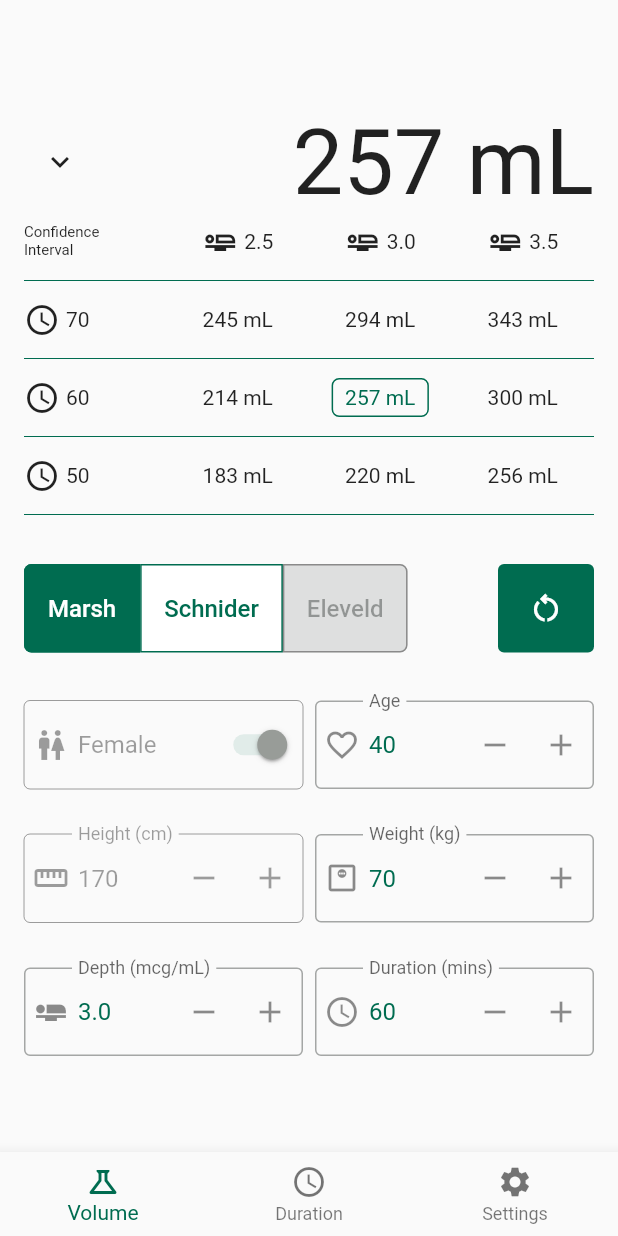
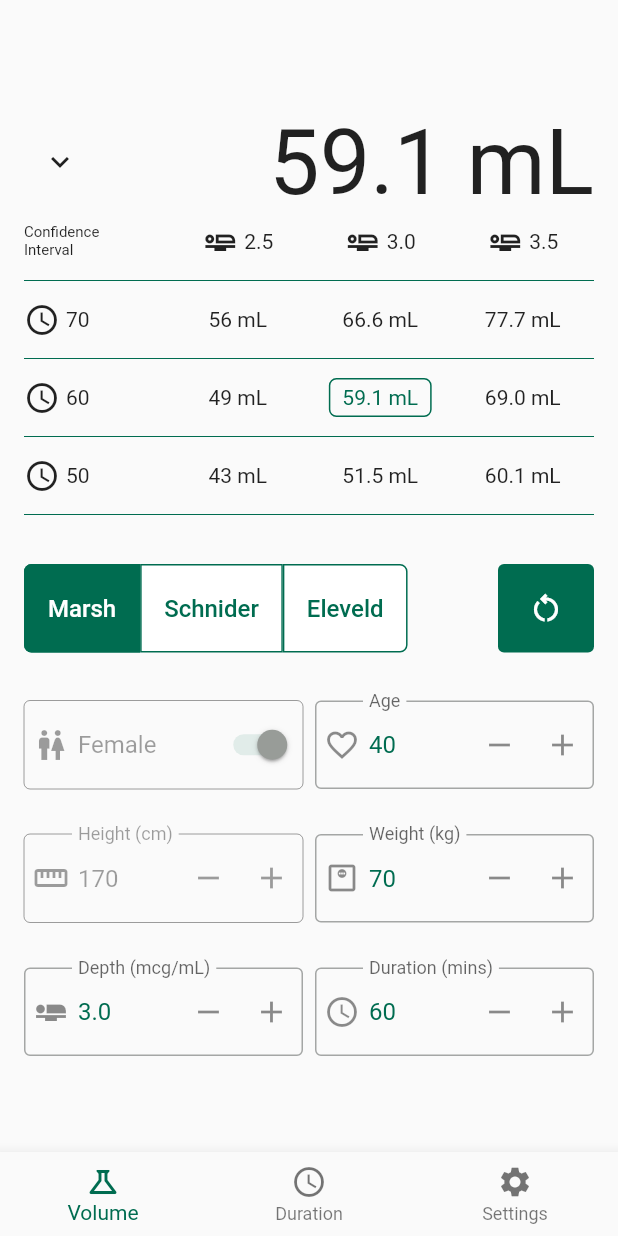
Before and after one commit to Propofol-Dream/propofol_dreams_app, a Flutter app: the screen it shows after launch, after a tap on the "expand less" icon, on a phone screen of 412 x 824 dp. Run offline on Flutter 3.47's test engine with Material 2 defaults, Android fonts, the light colour scheme and no system bars.

Commit message:
fixed age

```diff
--- a/lib/constants.dart
+++ b/lib/constants.dart
@@ -1,11 +1,12 @@
 import 'package:flutter/material.dart';
+
+const numOfDigits = 1;
 
 const horizontalSidesPaddingPixel = 16.0;
 
 const PDTableRowHeight = 36.0;
 
-const Map<int, Color> colorPDGreen =
-{
+const Map<int, Color> colorPDGreen = {
   50: Color.fromRGBO(8, 108, 80, .1),
   100: Color.fromRGBO(8, 108, 80, .2),
   200: Color.fromRGBO(8, 108, 80, .3),
@@ -20,10 +21,7 @@ const Map<int, Color> colorPDGreen =
 
 const MaterialColor PDGreen = MaterialColor(0xFF006C50, colorPDGreen);
 
-
-
-const Map<int, Color> colorPDNavy =
-{
+const Map<int, Color> colorPDNavy = {
   50: Color.fromRGBO(63, 99, 117, .1),
   100: Color.fromRGBO(63, 99, 117, .2),
   200: Color.fromRGBO(63, 99, 117, .3),
@@ -38,8 +36,7 @@ const Map<int, Color> colorPDNavy =
 
 const MaterialColor PDNavy = MaterialColor(0xFF3F6375, colorPDNavy);
 
-const Map<int, Color> colorPDRed =
-{
+const Map<int, Color> colorPDRed = {
   50: Color.fromRGBO(186, 27, 27, .1),
   100: Color.fromRGBO(186, 27, 27, .2),
   200: Color.fromRGBO(186, 27, 27, .3),
@@ -57,22 +54,21 @@ const MaterialColor PDRed = MaterialColor(0xFFBA1B1B, colorPDRed);
 enum Model {
   Marsh(minAge: 17, maxAge: 100, target: Target.Plasma),
   Schnider(minAge: 17, maxAge: 100, target: Target.EffectSite),
-  Eleveld(minAge:1, maxAge: 100, target: Target.EffectSite, enabled: false),
+  Eleveld(minAge: 1, maxAge: 105, target: Target.EffectSite),
   Paedfusor(minAge: 1, maxAge: 16, target: Target.Plasma),
-  Kataria(minAge: 3, maxAge: 11, target: Target.Plasma),
-  Zhong(minAge: 0,maxAge: 999, target: Target.Plasma),
-  Xu(minAge: 0,maxAge: 999, target: Target.Plasma);
+  Kataria(minAge: 3, maxAge: 16, target: Target.Plasma),
+  Zhong(minAge: 0, maxAge: 999, target: Target.Plasma),
+  Xu(minAge: 0, maxAge: 999, target: Target.Plasma);
 
   @override
   String toString() {
     return name;
   }
 
-  bool withinAge(int age){
-    if (age > maxAge || age < minAge){
+  bool withinAge(int age) {
+    if (age > maxAge || age < minAge) {
       return false;
-    }
-    else{
+    } else {
       return true;
     }
   }
@@ -81,7 +77,12 @@ enum Model {
   final int minAge;
   final int maxAge;
   final Target target;
-  const Model({required this.minAge, required this.maxAge, required this.target, this.enabled = true});
+
+  const Model(
+      {required this.minAge,
+      required this.maxAge,
+      required this.target,
+      this.enabled = true});
 }
 
 enum Gender {
@@ -94,6 +95,7 @@ enum Gender {
   }
 
   final bool enabled;
+
   const Gender({this.enabled = true});
 }
 
--- a/lib/models/simulation.dart
+++ b/lib/models/simulation.dart
@@ -725,8 +725,8 @@ class Simulation {
       concentrations_effect.add(concentration_effect);
       cumulative_infused_volumes.add(cumulative_infused_volume);
 
-      print(
-          '$time | $target | $time_step | $overshoot_time | $inf | $pump_inf | $A1_change | $A1 | $A2 | $A3 | ${Duration(seconds: time)} | $concentration | $concentration_effect | $cumulative_infused_volume');
+      // print(
+      //     '$time | $target | $time_step | $overshoot_time | $inf | $pump_inf | $A1_change | $A1 | $A2 | $A3 | ${Duration(seconds: time)} | $concentration | $concentration_effect | $cumulative_infused_volume');
       step = step + 1;
     }
 
--- a/lib/screens/volume_screen.dart
+++ b/lib/screens/volume_screen.dart
@@ -34,8 +34,6 @@ class _VolumeScreenState extends State<VolumeScreen> {
   int propofolDensity = 10;
   double depthInterval = 0.5;
   int durationInterval = 10; //in mins
-
-  int? age;
 
   double result = 0;
 
@@ -139,7 +137,7 @@ class _VolumeScreenState extends State<VolumeScreen> {
   // }
 
   void updatePDTextEditingController() {
-    updateModelOptions(age??0);
+    updateModelOptions(int.tryParse(ageController.text)??0);
     run();
   }
 
@@ -242,14 +240,14 @@ class _VolumeScreenState extends State<VolumeScreen> {
                     0xFF006c50)), //TODO: manullay adjust light/dark theme here
           ),
           child: Text(
-            '${resultsCol2[i].toStringAsFixed(0)} mL',
+            '${resultsCol2[i].toStringAsFixed(numOfDigits)} mL',
             style: TextStyle(
                 color: Color(
                     0xFF006c50)), //TODO: manullay adjust light/dark theme here
           ),
         )
-            : Text('${resultsCol2[i].toStringAsFixed(0)} mL'),
-        Text('${resultsCol3[i].toStringAsFixed(0)} mL'),
+            : Text('${resultsCol2[i].toStringAsFixed(numOfDigits)} mL'),
+        Text('${resultsCol3[i].toStringAsFixed(numOfDigits)} mL'),
       ];
       resultRows.add(row);
     }
@@ -258,7 +256,7 @@ class _VolumeScreenState extends State<VolumeScreen> {
 
   void run({int cycle = 1}) {
     print({
-      'model': (age??0) > 17
+      'model': (int.tryParse(ageController.text)??0) >= 17
           ? adultModelController.selection
           : pediatricModelController.selection,
       'gender': genderController.val ? Gender.Female : Gender.Male,
@@ -280,21 +278,22 @@ class _VolumeScreenState extends State<VolumeScreen> {
 
     for (int i = 0; i < cycle; i++) {
       PDSim.Simulation sim = PDSim.Simulation(
-        model: (age??0) > 17
+        model: (int.tryParse(ageController.text)??0) >= 17
             ? adultModelController.selection
             : pediatricModelController.selection,
         weight: int.parse(weightController.text),
         height: int.parse(heightController.text),
-        age: (age??0),
+        age: (int.tryParse(ageController.text)??0),
         gender: genderController.val ? Gender.Female : Gender.Male,
         refresh_rate: refreshRate,
       );
 
-      results = sim.simulate(
-          depth: double.parse(depthController.text),
-          duration: (int.parse(durationController.text) + durationInterval),
-          propofol_density: propofolDensity);
+      // results = sim.simulate(
+      //     depth: double.parse(depthController.text),
+      //     duration: (int.parse(durationController.text) + durationInterval),
+      //     propofol_density: propofolDensity);
 
+      results = sim.estimate(target: double.parse(depthController.text), duration: (int.parse(durationController.text) + durationInterval));
       // print(sim.variables);
     }
 
@@ -303,8 +302,12 @@ class _VolumeScreenState extends State<VolumeScreen> {
     Duration calculationDuration = finish.difference(start);
     // print({'duration': calculationDuration.toString()});
 
+    // updateRowsAndResult(
+    //     cols: results['accumulated_volumes'], times: results['times']);
+
     updateRowsAndResult(
-        cols: results['accumulated_volumes'], times: results['times']);
+        cols: results['cumulative_infused_volumes'], times: results['times']);
+
   }
 
   @override
@@ -326,9 +329,7 @@ class _VolumeScreenState extends State<VolumeScreen> {
     depthController.text = 3.0.toString();
     durationController.text = 60.toString();
 
-    age = int.tryParse(ageController.text);
-
-    updateModelOptions(age??0);
+    updateModelOptions(int.tryParse(ageController.text)??0);
 
     // updateModelOptions(int.parse(ageController.text));
     // adultModelController.selection = modelOptions.first;
@@ -336,7 +337,7 @@ class _VolumeScreenState extends State<VolumeScreen> {
   }
 
   void restart() {
-    updateModelOptions(age??0);
+    updateModelOptions(int.tryParse(ageController.text)??0);
     // updateModelOptions(int.parse(ageController.text));
 
     // if (!modelOptions.contains(adultModelController.selection)) {
@@ -383,15 +384,14 @@ class _VolumeScreenState extends State<VolumeScreen> {
   @override
   Widget build(BuildContext context) {
     final mediaQuery = MediaQuery.of(context);
-    age = int.tryParse(ageController.text);
 
-    updateModelOptions(age??0);
+    updateModelOptions(int.tryParse(ageController.text)??0);
 
-    final bool heightTextFieldEnabled = age == null ? false : age! >= 17
+    final bool heightTextFieldEnabled = (int.tryParse(ageController.text)??0) >= 17
         ? adultModelController.selection != Model.Marsh
         : pediatricModelController.selection == Model.Eleveld;
 
-    final bool genderSwitchControlEnabled = age == null ? false : age! >= 17
+    final bool genderSwitchControlEnabled = (int.tryParse(ageController.text)??0) >= 17
         ? adultModelController.selection != Model.Marsh
         : pediatricModelController.selection == Model.Eleveld;
 
@@ -432,7 +432,7 @@ class _VolumeScreenState extends State<VolumeScreen> {
                                   ? Icon(Icons.expand_more)
                                   : Icon(Icons.expand_less)),
                           Text(
-                            '${result.toStringAsFixed(0)} mL',
+                            '${result.toStringAsFixed(numOfDigits)} mL',
                             style: TextStyle(fontSize: 60),
                           )
                         ],
@@ -463,11 +463,11 @@ class _VolumeScreenState extends State<VolumeScreen> {
                       // int.parse(ageController.text) > 17
                       //     ? [Model.Marsh, Model.Schnider, Model.Eleveld]
                       //     : [Model.Paedfusor, Model.Kataria, Model.Eleveld],
-                      segmentedController: (age??0) > 16
+                      segmentedController: (int.tryParse(ageController.text)??0) > 16
                           ? adultModelController
                           : pediatricModelController,
                       onPressed: run,
-                      assertValue: (age??0),
+                      assertValue: (int.tryParse(ageController.text)??0),
                     ),
                     Container(
                         height: 59,
@@ -948,7 +948,7 @@ class _PDTextFieldState extends State<PDTextField> {
   @override
   Widget build(BuildContext context) {
     //this controls size of the plus & minus buttons
-    double suffixIconConstraintsWidth = 88;
+    double suffixIconConstraintsWidth = 84;
     double suffixIconConstraintsHeight = 59;
 
     bool isNumeric(String s) {
```
